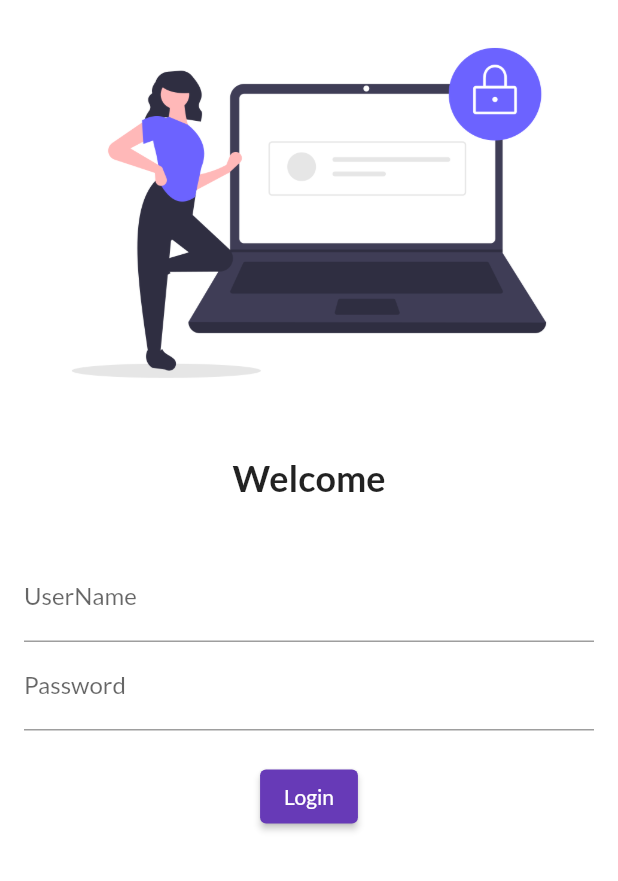
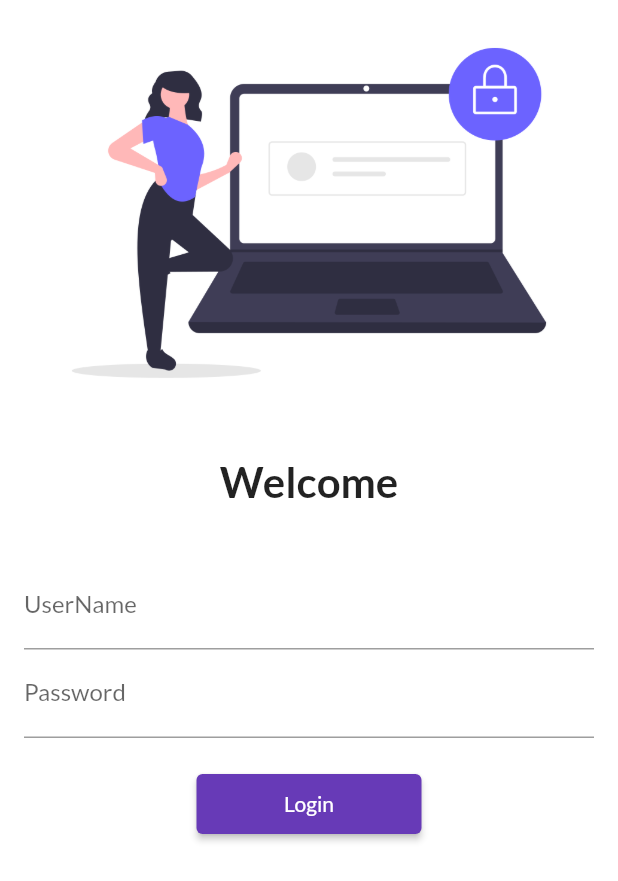
Before and after one commit to noman2002/catalog_app, a Flutter app: the screen it shows after launch, on a phone screen of 412 x 824 dp. Shown: the top 881 px of the screen. Run offline on Flutter 3.47's test engine with Material 2 defaults, Android fonts, the phone set to English and light mode, and no system bars; our stand-ins replace google_fonts.

Commit message:
day5 commit

```diff
--- a/lib/main.dart
+++ b/lib/main.dart
@@ -1,6 +1,7 @@
 import 'package:flutter/material.dart';
 import 'package:flutter_catalog/pages/home_page.dart';
 import 'package:flutter_catalog/pages/login_page.dart';
+import 'package:flutter_catalog/utils/routes.dart';
 import 'package:google_fonts/google_fonts.dart';
 
 void main() {
@@ -17,7 +18,6 @@ class MyApp extends StatelessWidget {
       theme: ThemeData(
         primarySwatch: Colors.deepPurple,
         fontFamily: GoogleFonts.lato().fontFamily,
-
       ),
       darkTheme: ThemeData(
         brightness: Brightness.dark,
@@ -25,8 +25,8 @@ class MyApp extends StatelessWidget {
       initialRoute: "/",
       routes: {
         "/": (context) => LoginPage(),
-        "/home": (context) => HomePage(),
-        "/login": (context) => LoginPage(),
+        MyRoutes.homeRoute: (context) => HomePage(),
+        MyRoutes.loginRoute: (context) => LoginPage(),
       },
     );
   }
--- a/lib/pages/login_page.dart
+++ b/lib/pages/login_page.dart
@@ -1,10 +1,12 @@
 import 'package:flutter/material.dart';
+import 'package:flutter_catalog/utils/routes.dart';
 
 class LoginPage extends StatelessWidget {
   @override
   Widget build(BuildContext context) {
     return Material(
         color: Colors.white,
+        child: SingleChildScrollView(
           child: Column(
             children: [
               Image.asset(
@@ -17,7 +19,7 @@ class LoginPage extends StatelessWidget {
               Text(
                 "Welcome",
                 style: TextStyle(
-                fontSize: 24,
+                  fontSize: 28,
                   fontWeight: FontWeight.bold,
                 ),
               ),
@@ -46,14 +48,16 @@ class LoginPage extends StatelessWidget {
                     ),
                     ElevatedButton(
                       child: Text("Login"),
+                      style: TextButton.styleFrom(minimumSize: Size(150, 40)),
                       onPressed: () {
-                      print("Hello ");
+                        Navigator.pushNamed(context, MyRoutes.homeRoute);
                       },
                     ),
                   ],
                 ),
               )
             ],
+          ),
         ));
   }
 }
--- /dev/null
+++ b/lib/utils/routes.dart
@@ -0,0 +1,7 @@
+class MyRoutes {
+  static String loginRoute = "/login";
+  static String homeRoute = "/home";
+ // static String loginRoute = "/login";
+
+
+}
```
Lines whose indentation alone changed are shown as unchanged.
